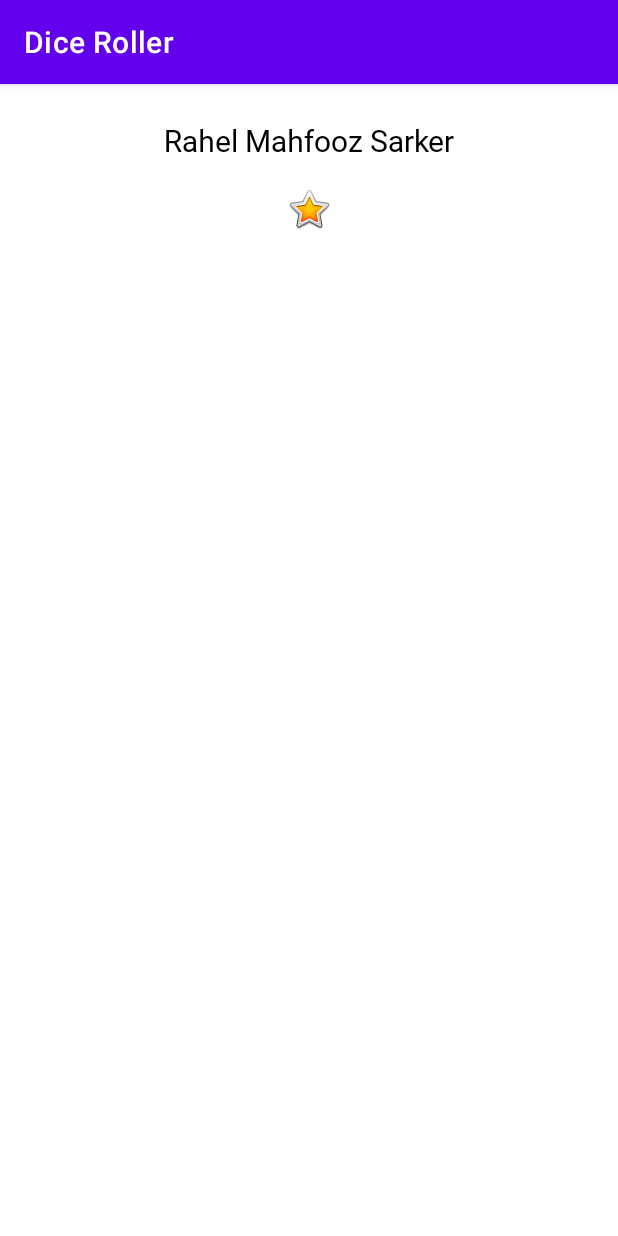
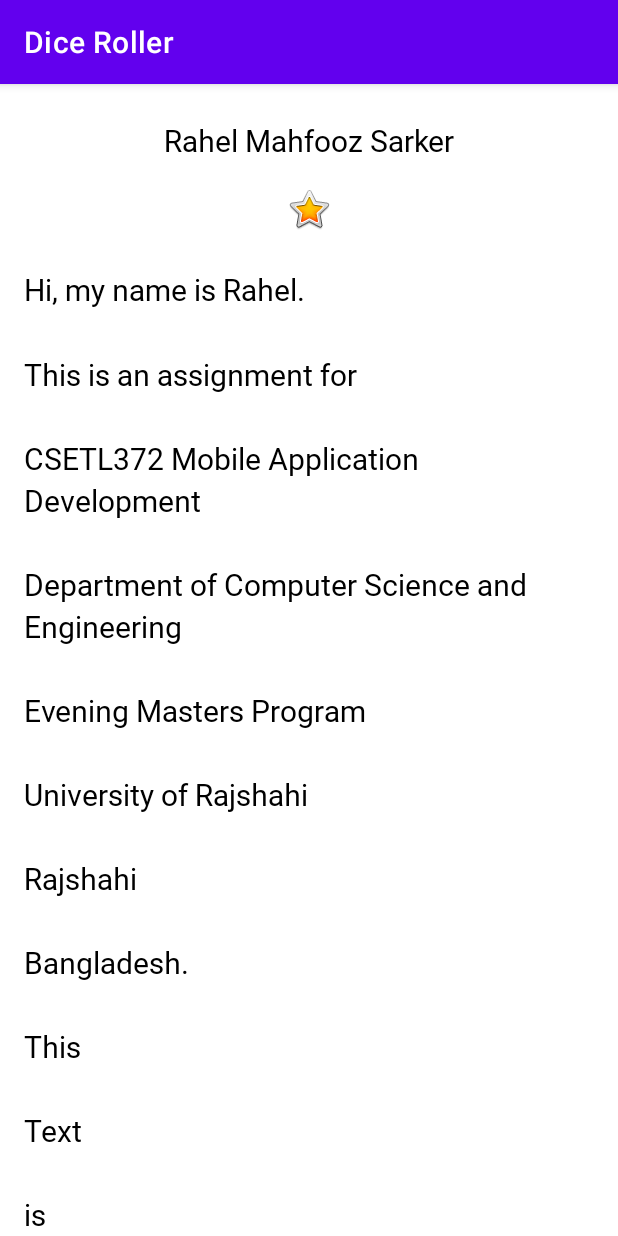
Before and after one commit to rahelsarker/DiceRoller, an Android app: the screen it shows after launch (MainActivity), on a phone screen of 412 x 824 dp. Run offline under Robolectric (Android 15) with nearby library versions, the phone set to English and light mode, and no system bars; Roboto replaces fonts that are not available here.

Commit message:
Added ScrollView

```diff
--- a/app/src/main/res/layout/activity_main.xml
+++ b/app/src/main/res/layout/activity_main.xml
@@ -1,17 +1,18 @@
 <?xml version="1.0" encoding="utf-8"?>
 <LinearLayout xmlns:android="http://schemas.android.com/apk/res/android"
     xmlns:app="http://schemas.android.com/apk/res-auto"
-    android:orientation="vertical"
+    xmlns:tools="http://schemas.android.com/tools"
     android:layout_width="match_parent"
-    android:layout_height="match_parent">
+    android:layout_height="match_parent"
+    android:orientation="vertical">
 
     <TextView
         android:id="@+id/name_text"
+        style="@style/NameStyle"
         android:layout_width="match_parent"
         android:layout_height="wrap_content"
         android:text="@string/name"
-        android:textAlignment="center"
-        style="@style/NameStyle" />
+        android:textAlignment="center" />
 
     <ImageView
         android:id="@+id/star_image"
@@ -19,5 +20,23 @@
         android:layout_height="wrap_content"
         android:layout_marginTop="@dimen/layout_margin"
         android:contentDescription="@string/yellow_star"
-        app:srcCompat="@android:drawable/btn_star_big_on" />
+        app:srcCompat="@android:drawable/btn_star_big_on"
+        tools:ignore="ImageContrastCheck" />
+
+    <ScrollView
+        android:id="@+id/bio_scroll"
+        android:layout_width="match_parent"
+        android:layout_height="match_parent">
+
+
+        <TextView
+            android:id="@+id/bio_text"
+            style="@style/NameStyle"
+            android:layout_width="match_parent"
+            android:layout_height="wrap_content"
+            android:lineSpacingMultiplier="1.2"
+            android:paddingStart="@dimen/padding"
+            android:paddingEnd="@dimen/padding"
+            android:text="@string/bio" />
+    </ScrollView>
 </LinearLayout>
--- a/app/src/main/res/values/dimens.xml
+++ b/app/src/main/res/values/dimens.xml
@@ -3,4 +3,5 @@
     <dimen name="text_size">20sp</dimen>
     <dimen name="small_padding">8dp</dimen>
     <dimen name="layout_margin">16dp</dimen>
+    <dimen name="padding">16dp</dimen>
 </resources>
--- a/app/src/main/res/values/strings.xml
+++ b/app/src/main/res/values/strings.xml
@@ -2,4 +2,17 @@
     <string name="app_name">Dice Roller</string>
     <string name="name">Rahel Mahfooz Sarker</string>
     <string name="yellow_star">Yellow Star</string>
+    <string name="bio">Hi, my name is Rahel.
+        \n\nThis is an assignment for
+        \n\nCSETL372 Mobile Application Development
+        \n\nDepartment of Computer Science and Engineering
+        \n\nEvening Masters Program
+        \n\nUniversity of Rajshahi
+        \n\nRajshahi
+        \n\nBangladesh.
+        \n\nThis
+        \n\nText
+        \n\nis
+        \n\nScrollable.
+    </string>
 </resources>
```
